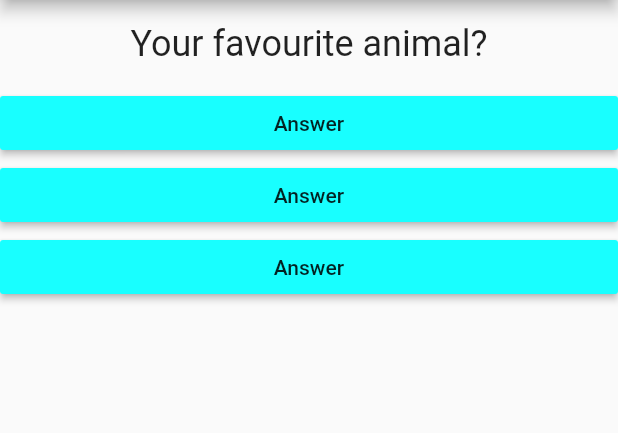
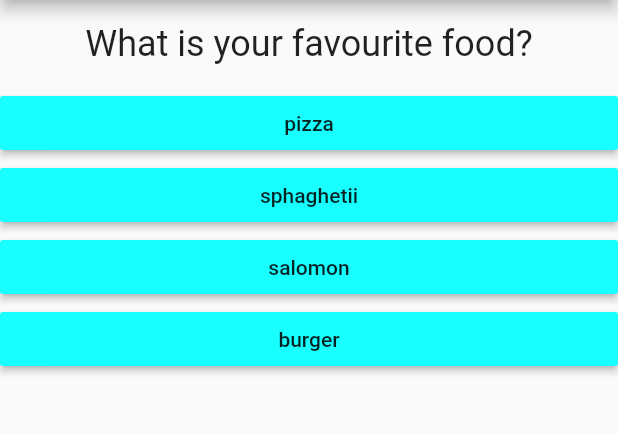
Before and after one commit to utevo/quiz_app, a Flutter app: the screen it shows after launch, on a phone screen of 412 x 824 dp, the part 84-517 px from its top. Run offline on Flutter 3.47's test engine with Material 2 defaults, Android fonts, the phone set to English and light mode, and no system bars.

Commit message:
feat: add answers

```diff
--- a/lib/answer.dart
+++ b/lib/answer.dart
@@ -1,16 +1,17 @@
 import 'package:flutter/material.dart';
 
 class Answer extends StatelessWidget {
+  final String _answerText;
   final Function _onPressed;
 
-  Answer(this._onPressed);
+  Answer(this._answerText, this._onPressed);
 
   @override
   Widget build(BuildContext context) {
     return Container(
       width: double.infinity,
       child: RaisedButton(
-        child: Text('Answer'),
+        child: Text(_answerText),
         onPressed: _onPressed,
         color: Colors.cyanAccent,
       ),
--- a/lib/main.dart
+++ b/lib/main.dart
@@ -8,8 +8,14 @@ void main() {
 }
 
 var questions = [
-  'Your favourite animal?',
-  'Your favourite food',
+  {
+    'questionText': 'What is your favourite food?',
+    'answers': ['pizza', 'sphaghetii', 'salomon', 'burger']
+  },
+  {
+    'questionText': 'What is your favourite animal?',
+    'answers': ['cat', 'dog', 'elephant', 'snake']
+  },
 ];
 
 class MyApp extends StatefulWidget {
@@ -42,10 +48,10 @@ class _MyAppState extends State<MyApp> {
         ),
         body: Column(
           children: [
-            Question(questions[_questionIdx]),
-            Answer(_ansewerQuestion),
-            Answer(_ansewerQuestion),
-            Answer(_ansewerQuestion),
+            Question(questions[_questionIdx]['questionText']),
+            ...(questions[_questionIdx]['answers'] as List<String>)
+                .map((answer) => Answer(answer, _ansewerQuestion))
+            // Answer(_ansewerQuestion),
           ],
         ),
       ),
```
